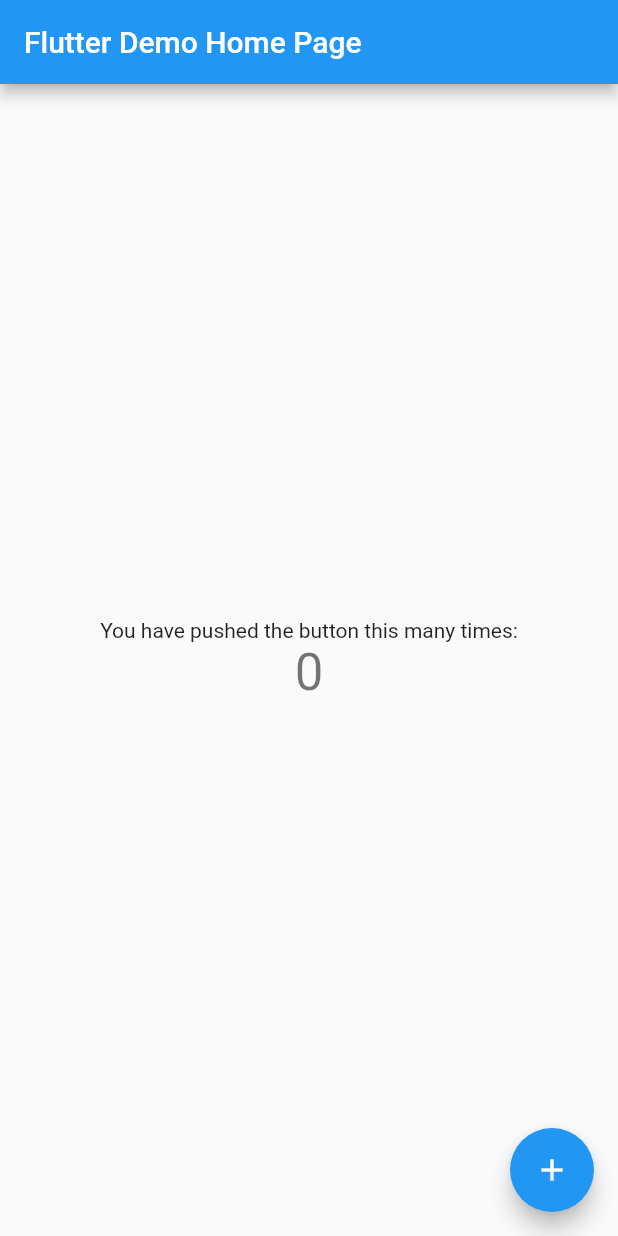
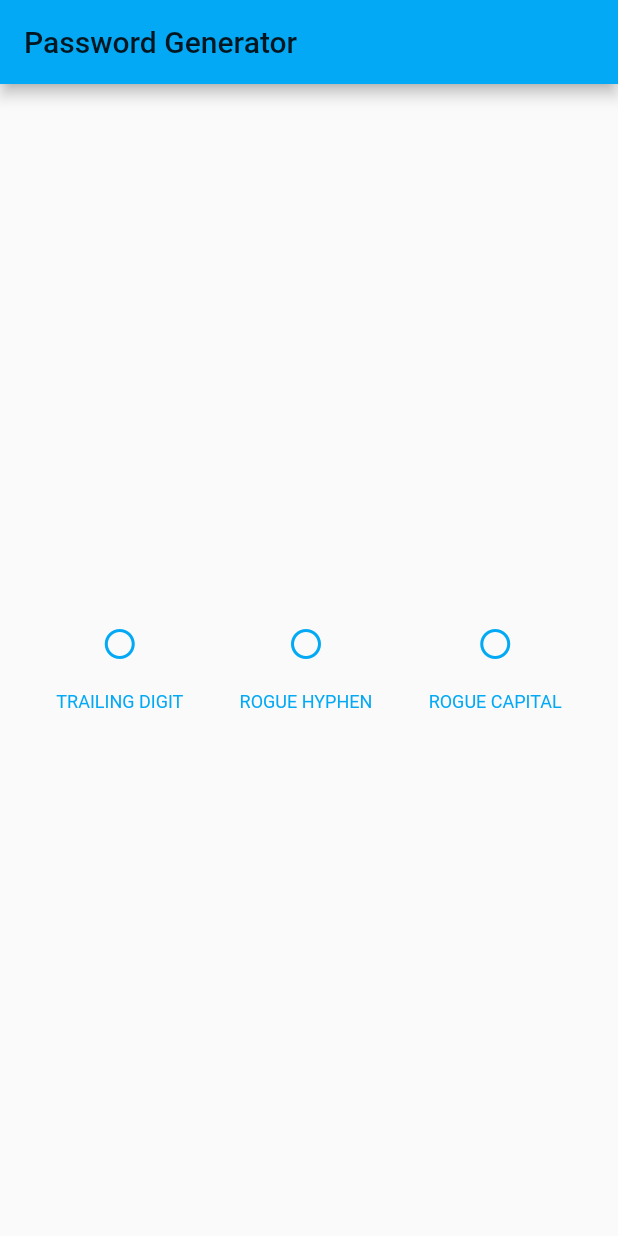
Before and after one commit to BuschEric97/password_generator, a Flutter app: the screen it shows after launch, on a phone screen of 412 x 824 dp. Run offline on Flutter 3.47's test engine with Material 2 defaults, Android fonts, the phone set to English and light mode, and no system bars.

Commit message:
Removed initial sample program and added 3 button toggles

```diff
--- /dev/null
+++ b/lib/buttons.dart
@@ -0,0 +1,172 @@
+import 'package:flutter/material.dart';
+
+// This widget is the button to control whether or not
+// to add a trailing digit to the end of the password
+class DigitWidget extends StatefulWidget {
+  @override
+  _DigitWidgetState createState() => _DigitWidgetState();
+}
+class _DigitWidgetState extends State<DigitWidget> {
+  bool _isToggled = false; // actual boolean value for the button; off by default
+  Color color;
+
+  @override
+  Widget build(BuildContext context) {
+    color = Theme.of(context).primaryColor;
+
+    return Column(
+      mainAxisSize: MainAxisSize.min,
+      mainAxisAlignment: MainAxisAlignment.center,
+
+      children: [
+        // The button itself
+        Container(
+          padding: EdgeInsets.all(0),
+          child: IconButton(
+            icon: (_isToggled ? Icon(Icons.radio_button_checked) : Icon(Icons.radio_button_unchecked)),
+            color: color,
+            onPressed: _toggleDigit,
+          ),
+        ),
+
+        // The text underneath the button
+        Container(
+          margin: const EdgeInsets.only(top: 8),
+          child: Text(
+            "TRAILING DIGIT",
+            style: TextStyle(
+              fontSize: 12,
+              fontWeight: FontWeight.w400,
+              color: color,
+            ),
+          ),
+        ),
+      ],
+    );
+  }
+
+  // toggle the button state when called
+  void _toggleDigit() {
+    setState(() {
+      if (_isToggled) {
+        _isToggled = false;
+      } else {
+        _isToggled = true;
+      }
+    });
+  }
+}
+
+// This widget is the button to control whether or not to add
+// a hyphen randomly in place of an underscore in the password
+class HyphenWidget extends StatefulWidget {
+  @override
+  _HyphenWidgetState createState() => _HyphenWidgetState();
+}
+class _HyphenWidgetState extends State<HyphenWidget> {
+  bool _isToggled = false; // actual boolean value for the button; off by default
+  Color color;
+
+  @override
+  Widget build(BuildContext context) {
+    color = Theme.of(context).primaryColor;
+
+    return Column(
+      mainAxisSize: MainAxisSize.min,
+      mainAxisAlignment: MainAxisAlignment.center,
+
+      children: [
+        // The button itself
+        Container(
+          padding: EdgeInsets.all(0),
+          child: IconButton(
+            icon: (_isToggled ? Icon(Icons.radio_button_checked) : Icon(Icons.radio_button_unchecked)),
+            color: color,
+            onPressed: _toggleHyphen,
+          ),
+        ),
+
+        // The text underneath the button
+        Container(
+          margin: const EdgeInsets.only(top: 8),
+          child: Text(
+            "ROGUE HYPHEN",
+            style: TextStyle(
+              fontSize: 12,
+              fontWeight: FontWeight.w400,
+              color: color,
+            ),
+          ),
+        ),
+      ],
+    );
+  }
+
+  // toggle the button state when called
+  void _toggleHyphen() {
+    setState(() {
+      if (_isToggled) {
+        _isToggled = false;
+      } else {
+        _isToggled = true;
+      }
+    });
+  }
+}
+
+// This widget is the button to control whether or not to
+// randomly capitalize one of the words in the password
+class CapitalWidget extends StatefulWidget {
+  @override
+  _CapitalWidgetState createState() => _CapitalWidgetState();
+}
+class _CapitalWidgetState extends State<CapitalWidget> {
+  bool _isToggled = false; // actual boolean value for the button; off by default
+  Color color;
+
+  @override
+  Widget build(BuildContext context) {
+    color = Theme.of(context).primaryColor;
+
+    return Column(
+      mainAxisSize: MainAxisSize.min,
+      mainAxisAlignment: MainAxisAlignment.center,
+
+      children: [
+        // The button itself
+        Container(
+          padding: EdgeInsets.all(0),
+          child: IconButton(
+            icon: (_isToggled ? Icon(Icons.radio_button_checked) : Icon(Icons.radio_button_unchecked)),
+            color: color,
+            onPressed: _toggleCapital,
+          ),
+        ),
+
+        // The text underneath the button
+        Container(
+          margin: const EdgeInsets.only(top: 8),
+          child: Text(
+            "ROGUE CAPITAL",
+            style: TextStyle(
+              fontSize: 12,
+              fontWeight: FontWeight.w400,
+              color: color,
+            ),
+          ),
+        ),
+      ],
+    );
+  }
+
+  // toggle the button state when called
+  void _toggleCapital() {
+    setState(() {
+      if (_isToggled) {
+        _isToggled = false;
+      } else {
+        _isToggled = true;
+      }
+    });
+  }
+}
--- /dev/null
+++ b/lib/generate_password.dart
@@ -0,0 +1,4 @@
+/*
+TODO - Write the function that returns a string with the generated password.
+The function should take as arguments the values of the button toggles of the app.
+*/
--- a/lib/main.dart
+++ b/lib/main.dart
@@ -1,111 +1,65 @@
 import 'package:flutter/material.dart';
+import 'buttons.dart';
+import 'generate_password.dart';
 
 void main() => runApp(MyApp());
 
+// Main widget of the app
 class MyApp extends StatelessWidget {
-  // This widget is the root of your application.
   @override
   Widget build(BuildContext context) {
     return MaterialApp(
-      title: 'Flutter Demo',
+      title: 'Password Generator',
       theme: ThemeData(
-        // This is the theme of your application.
-        //
-        // Try running your application with "flutter run". You'll see the
-        // application has a blue toolbar. Then, without quitting the app, try
-        // changing the primarySwatch below to Colors.green and then invoke
-        // "hot reload" (press "r" in the console where you ran "flutter run",
-        // or simply save your changes to "hot reload" in a Flutter IDE).
-        // Notice that the counter didn't reset back to zero; the application
-        // is not restarted.
-        primarySwatch: Colors.blue,
+        primarySwatch: Colors.lightBlue,
       ),
-      home: MyHomePage(title: 'Flutter Demo Home Page'),
+      home: MyHomePage(),
     );
   }
 }
 
+// This widget is the main body of the app
 class MyHomePage extends StatefulWidget {
-  MyHomePage({Key key, this.title}) : super(key: key);
-
-  // This widget is the home page of your application. It is stateful, meaning
-  // that it has a State object (defined below) that contains fields that affect
-  // how it looks.
-
-  // This class is the configuration for the state. It holds the values (in this
-  // case the title) provided by the parent (in this case the App widget) and
-  // used by the build method of the State. Fields in a Widget subclass are
-  // always marked "final".
-
-  final String title;
-
   @override
   _MyHomePageState createState() => _MyHomePageState();
 }
-
 class _MyHomePageState extends State<MyHomePage> {
-  int _counter = 0;
-
-  void _incrementCounter() {
-    setState(() {
-      // This call to setState tells the Flutter framework that something has
-      // changed in this State, which causes it to rerun the build method below
-      // so that the display can reflect the updated values. If we changed
-      // _counter without calling setState(), then the build method would not be
-      // called again, and so nothing would appear to happen.
-      _counter++;
-    });
-  }
-
   @override
   Widget build(BuildContext context) {
-    // This method is rerun every time setState is called, for instance as done
-    // by the _incrementCounter method above.
-    //
-    // The Flutter framework has been optimized to make rerunning build methods
-    // fast, so that you can just rebuild anything that needs updating rather
-    // than having to individually change instances of widgets.
     return Scaffold(
       appBar: AppBar(
-        // Here we take the value from the MyHomePage object that was created by
-        // the App.build method, and use it to set our appbar title.
-        title: Text(widget.title),
+        title: Text('Password Generator'),
       ),
-      body: Center(
-        // Center is a layout widget. It takes a single child and positions it
-        // in the middle of the parent.
-        child: Column(
-          // Column is also layout widget. It takes a list of children and
-          // arranges them vertically. By default, it sizes itself to fit its
-          // children horizontally, and tries to be as tall as its parent.
-          //
-          // Invoke "debug painting" (press "p" in the console, choose the
-          // "Toggle Debug Paint" action from the Flutter Inspector in Android
-          // Studio, or the "Toggle Debug Paint" command in Visual Studio Code)
-          // to see the wireframe for each widget.
-          //
-          // Column has various properties to control how it sizes itself and
-          // how it positions its children. Here we use mainAxisAlignment to
-          // center the children vertically; the main axis here is the vertical
-          // axis because Columns are vertical (the cross axis would be
-          // horizontal).
-          mainAxisAlignment: MainAxisAlignment.center,
-          children: <Widget>[
-            Text(
-              'You have pushed the button this many times:',
-            ),
-            Text(
-              '$_counter',
-              style: Theme.of(context).textTheme.display1,
-            ),
-          ],
-        ),
+      body: Column(
+        mainAxisAlignment: MainAxisAlignment.spaceEvenly,
+        children: [
+          buttonSection(),
+          // TODO - create a section for the password length toggle and generate password button
+          // TODO - create a section to display the generated password
+        ],
       ),
-      floatingActionButton: FloatingActionButton(
-        onPressed: _incrementCounter,
-        tooltip: 'Increment',
-        child: Icon(Icons.add),
-      ), // This trailing comma makes auto-formatting nicer for build methods.
     );
   }
 }
+
+// This widget contains the buttons that
+// toggle options for the password generator
+class buttonSection extends StatefulWidget {
+  @override
+  _ButtonSectionState createState() => _ButtonSectionState();
+}
+class _ButtonSectionState extends State<buttonSection> {
+  @override
+  Widget build(BuildContext context) {
+    return Container(
+        child: Row(
+            mainAxisAlignment: MainAxisAlignment.spaceEvenly,
+            children: [
+              DigitWidget(),
+              HyphenWidget(),
+              CapitalWidget(),
+            ]
+        )
+    );
+  }
+}
```
